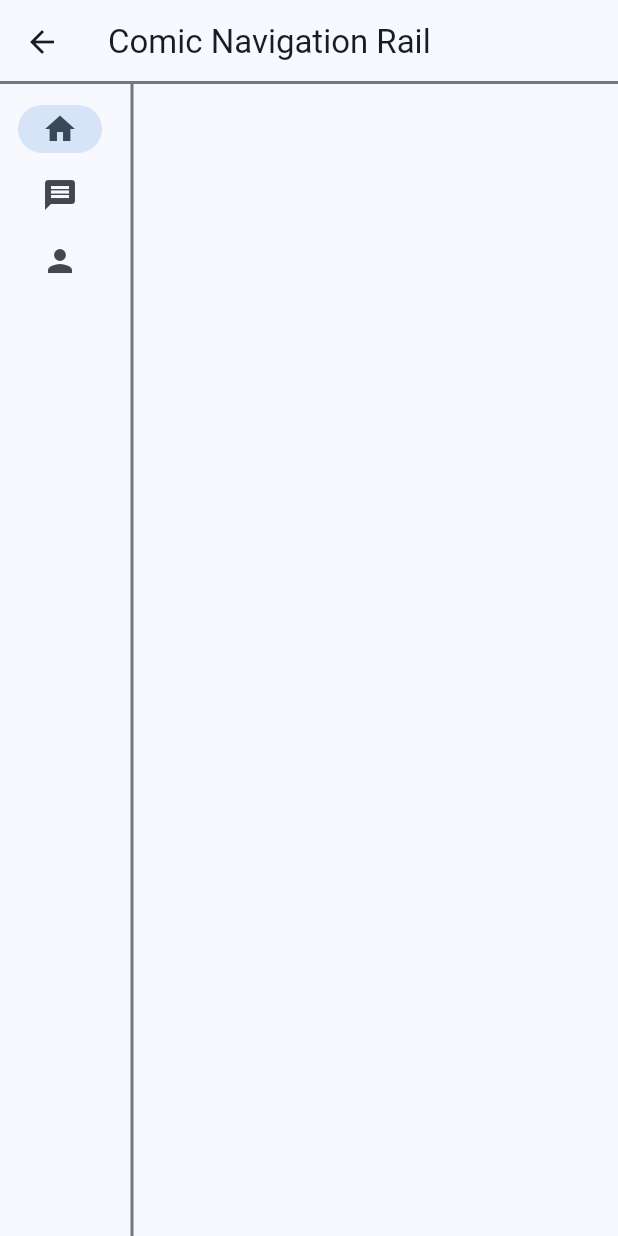
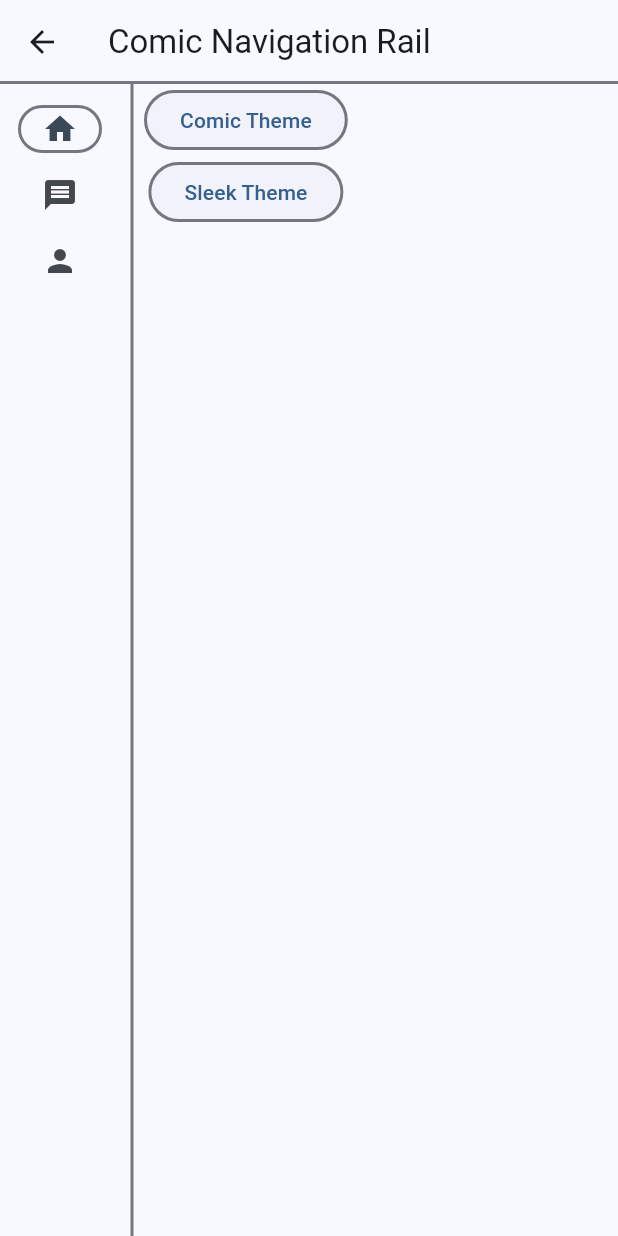
Before and after one commit to thruthesky/easy_design_system_backup_2024_09_24, a Flutter app: the ComicNavigationRialScreen screen opened directly, on a phone screen of 412 x 824 dp. Run offline on Flutter 3.47's test engine with Material 3 defaults, Android fonts, the phone set to English and light mode, and no system bars; our stand-ins replace cached_network_image, rxdart, smooth_page_indicator; missing offline and left inert: loop_page_view, markdown_widget.

Commit message:
update on navigation rail

```diff
--- a/example/lib/screens/navigation_rail.dart/comic.navigation_rail.screen.dart
+++ b/example/lib/screens/navigation_rail.dart/comic.navigation_rail.screen.dart
@@ -13,6 +13,8 @@ class ComicNavigationRialScreen extends StatefulWidget {
 class _ComicNavigationRialScreenState extends State<ComicNavigationRialScreen> {
   int selectedIndex = 0;
 
+  String selectedTheme = 'Comic';
+
   void _onItemTapped(int index) {
     setState(() {
       selectedIndex = index;
@@ -22,7 +24,9 @@ class _ComicNavigationRialScreenState extends State<ComicNavigationRialScreen> {
   @override
   Widget build(BuildContext context) {
     return Theme(
-      data: ComicTheme.of(context),
+      data: selectedTheme == 'Comic'
+          ? ComicTheme.of(context)
+          : SleekTheme.of(context),
       child: Scaffold(
         appBar: AppBar(
           title: const Text('Comic Navigation Rail'),
@@ -47,7 +51,19 @@ class _ComicNavigationRialScreenState extends State<ComicNavigationRialScreen> {
               ],
               selectedIndex: selectedIndex,
             ),
-            const VerticalDivider()
+            const VerticalDivider(),
+            Column(
+              children: [
+                ElevatedButton(
+                  onPressed: () => setState(() => selectedTheme = 'Comic'),
+                  child: const Text('Comic Theme'),
+                ),
+                ElevatedButton(
+                  onPressed: () => setState(() => selectedTheme = 'Sleek'),
+                  child: const Text('Sleek Theme'),
+                )
+              ],
+            )
           ],
         ),
       ),
--- a/lib/src/themes/comic/comic.theme.dart
+++ b/lib/src/themes/comic/comic.theme.dart
@@ -362,6 +362,14 @@ class ComicThemeData {
               color: theme.colorScheme.outline,
             )),
       ),
+      navigationRailTheme: theme.navigationRailTheme.copyWith(
+          indicatorColor: Colors.transparent,
+          indicatorShape: RoundedRectangleBorder(
+              borderRadius: BorderRadius.circular(24),
+              side: BorderSide(
+                color: theme.colorScheme.outline,
+                width: borderThickness,
+              ))),
       progressIndicatorTheme: const ProgressIndicatorThemeData(
           // linearTrackColor: theme.colorScheme.outlineVariant.withAlpha(40),
           // color: theme.colorScheme.secondary,
```
